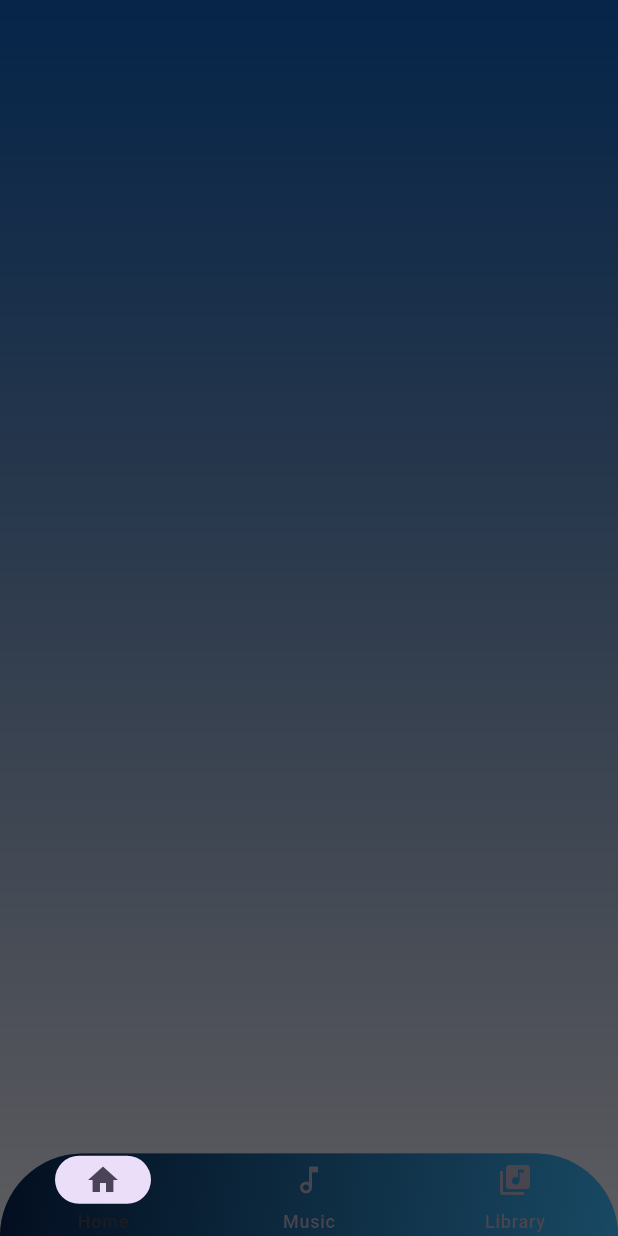
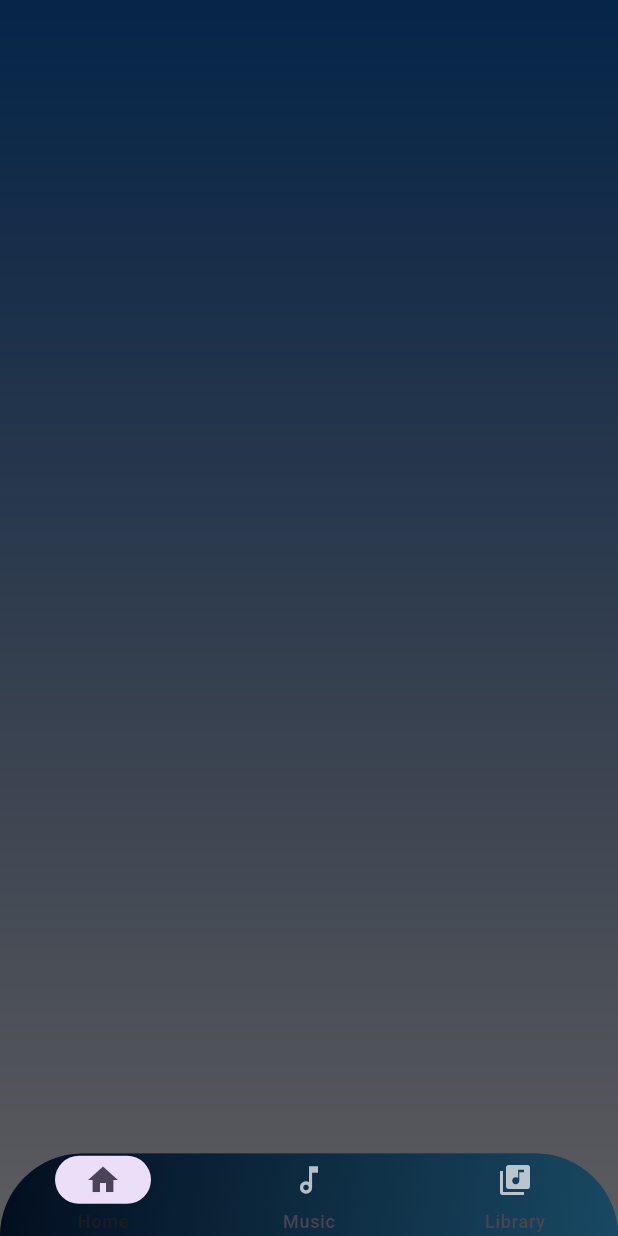
Before and after one commit to ajujacob88/flutter-juzox-music-app, a Flutter app: the screen it shows after launch, on a phone screen of 412 x 824 dp. Run offline on Flutter 3.47's test engine with Material 3 defaults, Android fonts, the phone set to English and light mode, and no system bars; our stand-ins replace just_audio, on_audio_query, permission_handler; missing offline and left inert: animated_music_indicator.

Commit message:
changing the bottom navigation bar theme

```diff
--- a/lib/widgets/juzox_bottom_navigation_bar.dart
+++ b/lib/widgets/juzox_bottom_navigation_bar.dart
@@ -75,23 +75,21 @@ class _JuzoxBottomNavigationBarState extends State<JuzoxBottomNavigationBar> {
                 widget.onCurrentPageChanged(currentPageIndex);
               });
             },
-            // labelBehavior: NavigationDestinationLabelBehavior.onlyShowSelected,
-            // backgroundColor: const Color.fromARGB(44, 0, 0, 0),
-            //backgroundColor: Color.fromARGB(105, 0, 20, 27),
-            //backgroundColor: Color.fromARGB(22, 68, 137, 255),
-
-            //backgroundColor: Color.fromARGB(255, 3, 0, 35),
+            //labelBehavior: NavigationDestinationLabelBehavior.onlyShowSelected,
+            animationDuration: Duration.zero,
 
             backgroundColor: Colors.transparent,
             // indicatorColor: Colors.amber,
             //height: 70,
             elevation: 0,
+
             selectedIndex: currentPageIndex,
             destinations: const [
               NavigationDestination(
                 selectedIcon: Icon(Icons.home),
                 icon: Icon(
                   Icons.home_outlined,
+                  color: Colors.grey,
                   // size: 20,
                 ),
                 label: 'Home',
@@ -100,14 +98,17 @@ class _JuzoxBottomNavigationBarState extends State<JuzoxBottomNavigationBar> {
                 selectedIcon: Icon(Icons.music_note),
                 icon: Icon(
                   Icons.music_note_outlined,
+                  color: Colors.white70,
                   // size: 20,
                 ),
                 label: 'Music',
               ),
               NavigationDestination(
                 // selectedIcon: Icon(Icons.library_music),
+
                 icon: Icon(
                   Icons.library_music,
+                  color: Colors.white70,
                   // size: 20,
                 ),
                 label: 'Library',
```
